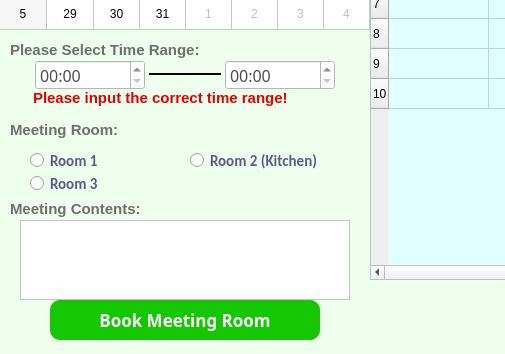
Qt form ui/bookmeetingroom.ui (Josefina-Hernandez/akt_hr_tool) before a commit; both pictures show x 0 to 505 and y 230 to 584 of the 1137 by 584 pixel window.
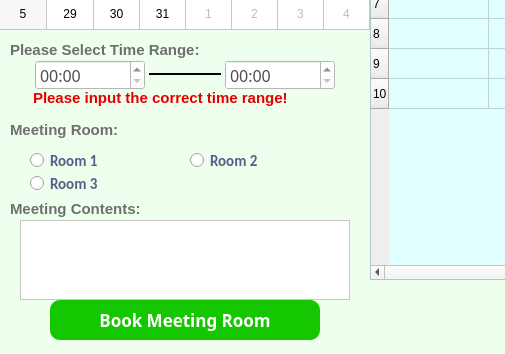
The same form after that commit.

The edit to the form file:
```diff
--- a/ui/bookmeetingroom.ui
+++ b/ui/bookmeetingroom.ui
@@ -704,7 +704,7 @@
 }</string>
     </property>
     <property name="text">
-     <string>Room 2 (Kitchen)</string>
+     <string>Room 2</string>
     </property>
    </widget>
    <widget class="QRadioButton" name="radioButton_3">
```
Left out of the diff: 2 changed lines with no effect on the pictures.
